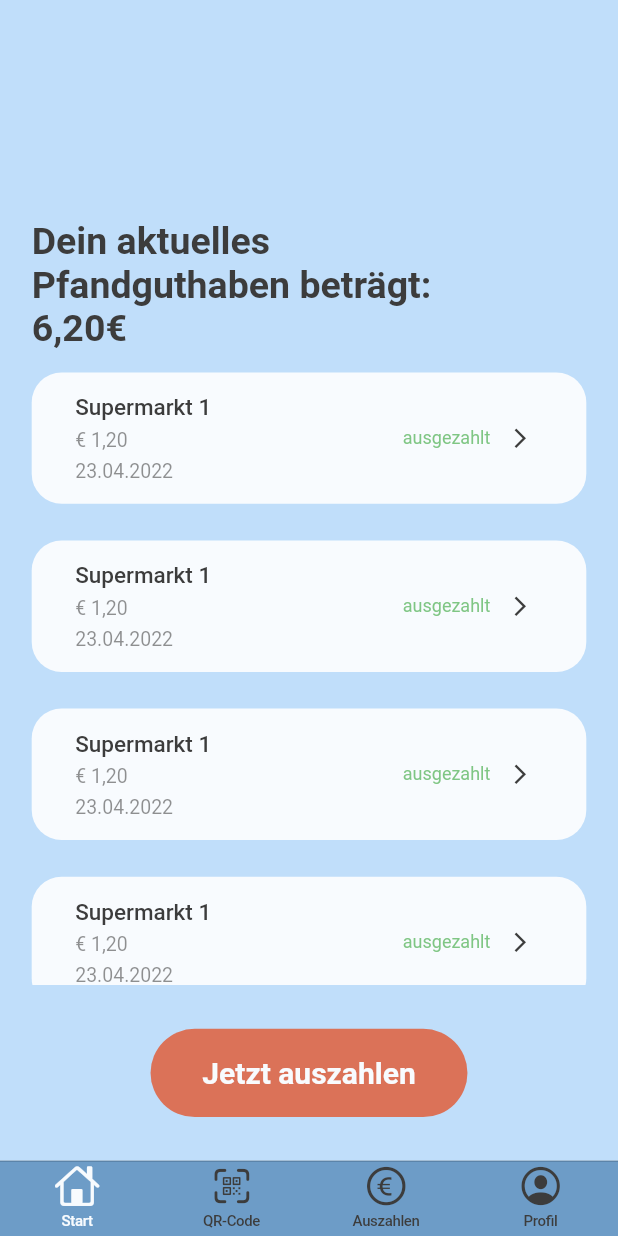
After one commit to sono-mama/leergut.app_frontend, a Flutter app: the PayoutPage screen opened directly, on a phone screen of 412 x 824 dp. The commit adds this screen. Run offline on Flutter 3.47's test engine with Material 2 defaults, Android fonts, the phone set to English and light mode, and no system bars; our stand-ins replace dots_indicator, get.

Commit message:
Payout Page created

```diff
--- a/lib/main.dart
+++ b/lib/main.dart
@@ -4,6 +4,8 @@ import 'package:frontend/pages/login/login_page.dart';
 import 'package:frontend/pages/login/signup_page.dart';
 import 'package:frontend/pages/news/news_detail.dart';
 import 'package:frontend/pages/news/news_page.dart';
+import 'package:frontend/pages/payout/deposit_preview.dart';
+import 'package:frontend/pages/payout/payout_page.dart';
 import 'package:frontend/utils/colors.dart';
 import 'package:get/get_navigation/src/root/get_material_app.dart';
 
--- /dev/null
+++ b/lib/pages/payout/deposit_preview.dart
@@ -0,0 +1,70 @@
+import 'package:flutter/cupertino.dart';
+import 'package:flutter/material.dart';
+
+import '../../utils/colors.dart';
+import '../../utils/dimensions.dart';
+import '../../widgets/app_icon.dart';
+import '../../widgets/big_text.dart';
+import '../../widgets/small_text.dart';
+
+class DepositPreview extends StatefulWidget {
+  const DepositPreview({Key? key}) : super(key: key);
+
+  @override
+  State<DepositPreview> createState() => _DepositPreviewState();
+}
+
+class _DepositPreviewState extends State<DepositPreview> {
+  @override
+  Widget build(BuildContext context) {
+    return Expanded(
+      child: Container(
+        padding: EdgeInsets.only(left: 5),
+        margin: EdgeInsets.only(bottom: Dimensions.heightMargin15),
+        height: Dimensions.depositPreviewHeight,
+        width: Dimensions.depositPreviewWidth,
+        constraints: const BoxConstraints(
+          minHeight: 80
+        ),
+        decoration: BoxDecoration(
+          color: AppColors.textBackgroundColor,
+          borderRadius: BorderRadius.circular(20),
+        ),
+        child: Row(
+          mainAxisAlignment: MainAxisAlignment.spaceAround,
+          children: [
+            Column(
+            crossAxisAlignment: CrossAxisAlignment.start,
+            children: [
+              Container(
+                margin: EdgeInsets.only(
+                    top: Dimensions.heightMargin15,
+                    right: Dimensions.widthMargin30),
+                  child: BigText(text: "Supermarkt 1", size: 15, fontWeight: FontWeight.w500)),
+              Container(
+                  margin: EdgeInsets.only(top: Dimensions.heightMargin5),
+                  child: SmallText(text: "€ 1,20", size: 13, color: const Color(0x903C3C3C),)),
+              Container(
+                  margin: EdgeInsets.only(top: Dimensions.heightMargin5),
+                  child: SmallText(text: "23.04.2022", size: 13, color: const Color(0x903C3C3C),)),
+            ],
+          ),
+            const SizedBox(
+              width: 0,
+            ),
+            Column(
+              crossAxisAlignment: CrossAxisAlignment.end,
+              mainAxisAlignment: MainAxisAlignment.center,
+              children: [
+                Row(
+                  children: [
+                    SmallText(text: "ausgezahlt", color: Colors.green.withOpacity(0.7)),
+                    const AppIcon(icon: Icons.arrow_forward_ios),
+                  ],
+                )],
+            ),
+        ])
+
+    ));
+  }
+}
--- /dev/null
+++ b/lib/pages/payout/payout_page.dart
@@ -0,0 +1,129 @@
+import 'package:flutter/cupertino.dart';
+import 'package:flutter/material.dart';
+import 'package:frontend/pages/payout/deposit_preview.dart';
+
+import '../../utils/colors.dart';
+import '../../utils/dimensions.dart';
+import '../../widgets/big_text.dart';
+
+class PayoutPage extends StatefulWidget {
+  const PayoutPage({Key? key}) : super(key: key);
+
+  @override
+  State<PayoutPage> createState() => _PayoutPageState();
+}
+
+class _PayoutPageState extends State<PayoutPage> {
+  @override
+  Widget build(BuildContext context) {
+    return Scaffold(
+        body: Column(
+          children: [
+            Container(
+                margin: EdgeInsets.only(
+                    top: Dimensions.homePageTextContainerTopMargin,
+                    bottom: Dimensions.heightMargin15),
+                padding: EdgeInsets.only(
+                    left: Dimensions.widthMargin,
+                    right: Dimensions.widthMargin),
+                child: Row(
+                  mainAxisAlignment: MainAxisAlignment.spaceBetween,
+                  children: [
+                    Column(
+                      children: [
+                        BigText(
+                            text: "Dein aktuelles\nPfandguthaben beträgt:\n6,20€",
+                            maxLines: 3,
+                            color: AppColors.textColor,
+                            size: 25,
+                            fontWeight: FontWeight.bold)
+                      ],
+                    ),
+                  ],
+                )),
+            Flexible(
+              child: CupertinoScrollbar(
+                isAlwaysShown: true,
+                child: ListView.builder(
+                  physics: const AlwaysScrollableScrollPhysics(),
+                  itemCount: 10,
+                  itemBuilder: (context, index) {
+                    return InkWell(
+                      onTap: () {
+                       /* Navigator.push(
+                            context,
+                            MaterialPageRoute(
+                                builder: (context) => const NewsDetailPage()));*/
+                      },
+                      child: Container(
+                        margin: EdgeInsets.only(
+                            left: Dimensions.widthMargin,
+                            right: Dimensions.widthMargin,
+                            bottom: Dimensions.heightMargin),
+                        child: Row(
+                          children: const [
+                            DepositPreview()
+                            /*FutureBuilder<News>(
+                              future: futureNewsModel,
+                              builder: (context, snapshot) {
+                                if (snapshot.hasData) {
+                                  var img64 = snapshot.data?.content.first.image;
+                                  final decodedString = base64Decode(img64!);
+                                  return NewsPreview(
+                                      type: snapshot.data!.content.first.subHeading,
+                                      headline: snapshot.data!.content.first.heading,
+                                      imageString: decodedString);
+                                } else if (snapshot.hasError) {
+                                  return Text('${snapshot.error}');
+                                }
+                                return const CircularProgressIndicator();
+                              },
+                            ),*/
+                          ],
+                        ),
+                      ),
+                    );
+                  },
+                ),
+              ),
+            ),
+            Align(
+              alignment: Alignment.center,
+              child: Container(
+                margin: EdgeInsets.only(
+                    top: Dimensions.heightMargin30,
+                    bottom: Dimensions.heightMargin30),
+                height: Dimensions.loginButtonHeight,
+                width: Dimensions.loginButtonWidth,
+                decoration: BoxDecoration(
+                  color: AppColors.highlightColor,
+                  borderRadius: BorderRadius.circular(30),
+                ),
+                child: Center(
+                  child: BigText(
+                      text: "Jetzt auszahlen",
+                      fontWeight: FontWeight.bold,
+                      color: AppColors.imageTextColor),
+                ),
+              ),
+            ),
+           ],
+        ),
+        bottomNavigationBar: CupertinoTabBar(
+          backgroundColor: AppColors.secondaryColor,
+          inactiveColor: AppColors.textColor,
+          activeColor: AppColors.textBackgroundColor,
+          items: const [
+            BottomNavigationBarItem(
+                icon: Icon(CupertinoIcons.home), label: "Start"),
+            BottomNavigationBarItem(
+                icon: Icon(CupertinoIcons.qrcode_viewfinder), label: "QR-Code"),
+            BottomNavigationBarItem(
+                icon: Icon(CupertinoIcons.money_euro_circle),
+                label: "Auszahlen"),
+            BottomNavigationBarItem(
+                icon: Icon(CupertinoIcons.person_crop_circle), label: "Profil")
+          ],
+        ));
+  }
+}
--- a/lib/utils/dimensions.dart
+++ b/lib/utils/dimensions.dart
@@ -23,16 +23,22 @@ class Dimensions {
   static double scalingFactorNewsDetailIconSize = 52.75; // Icon 16
   static double scalingFactorNewsPreviewTextBoxWidth = 1.3; // 300
 
+  static double scalingFactorHeightMargin5 = 168.8;
   static double scalingFactorHeightMargin15 = 56.3;
   static double scalingFactorWidthMargin20 = 42.5; // 20
   static double scalingFactorHeightMargin20 = 19.5; // 20
   static double scalingFactorWidthMargin30 = 13; // 30
   static double scalingFactorHeightMargin50 = 16.9;
+  static double scalingFactorHeightMargin30 = 28.13;
 
   static double scalingFactorSignUpTopMargin = 10; // 84
   static double scalingFactorSignUpTextFieldHeight = 16.9; // 50
   static double scalingFactorLoginButtonHeight = 14; // 60
   static double scalingFactorLoginButtonWidth = 1.95; // 20
+
+  static double scalingFactorDepositPreviewHeight = 9.4; // 90
+  static double scalingFactorDepositPreviewWidth = 1.95; // 200
+
 
 
 
@@ -55,10 +61,12 @@ class Dimensions {
   static double newsDetailIconSize = screenHeight / scalingFactorNewsDetailIconSize;
   static double newsPreviewTextBoxWidth = screenWidth / scalingFactorNewsPreviewTextBoxWidth;
 
+  static double heightMargin5 = screenHeight / scalingFactorHeightMargin5;
   static double heightMargin15 = screenHeight / scalingFactorHeightMargin15;
   static double widthMargin20 = screenHeight / scalingFactorWidthMargin20;
   static double widthMargin30 = screenWidth / scalingFactorWidthMargin30;
   static double heightMargin20 = screenWidth / scalingFactorHeightMargin20;
+  static double heightMargin30 = screenHeight / scalingFactorHeightMargin30;
   static double heightMargin50 = screenHeight / scalingFactorHeightMargin50;
 
   static double signUpPageTopMargin = screenHeight / scalingFactorSignUpTopMargin;
@@ -66,5 +74,7 @@ class Dimensions {
   static double loginButtonHeight = screenHeight / scalingFactorLoginButtonHeight;
   static double loginButtonWidth = screenWidth / scalingFactorLoginButtonWidth;
 
+  static double depositPreviewHeight = screenHeight / scalingFactorDepositPreviewHeight;
+  static double depositPreviewWidth = screenWidth / scalingFactorDepositPreviewWidth;
 
 }
```
Also changed, not shown: lib/utils/http/imageDecoder.dart (deleted).
